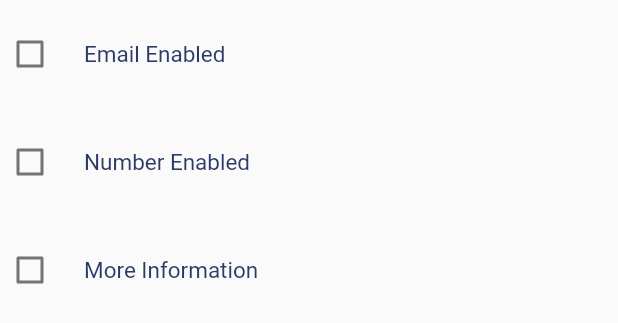
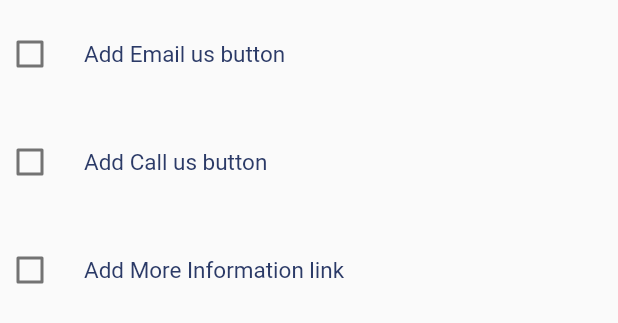
Before and after one commit to skyvaSolutions/custom_alert_dialog, a Flutter app: the ContactUs widget shown alone on an empty page, opened directly, on a phone screen of 412 x 824 dp. Shown: the top 323 px of the screen. Run offline on Flutter 3.47's test engine with Material 2 defaults, Android fonts, the phone set to English and light mode, and no system bars; our stand-ins replace flutter_colorpicker, flutter_form_builder; missing offline and left inert: form_builder_image_picker.

```diff
--- a/lib/screens/add_parameters.dart
+++ b/lib/screens/add_parameters.dart
@@ -403,13 +403,11 @@ class SizeAndColors extends StatelessWidget {
       builder: (BuildContext context) {
         return AlertDialog(
           content: SingleChildScrollView(
-            child: ColorPicker(
+            child: BlockPicker(
               pickerColor: colorPicked,
               onColorChanged: (Color color) {
                 changeColor(context, selected, color);
               },
-              showLabel: true,
-              pickerAreaHeightPercent: 0.5,
             ),
           ),
           actions: [
@@ -686,7 +684,7 @@ class ContactUs extends StatelessWidget {
         FormBuilderCheckbox(
           name: 'Email Enabled',
           title: Text(
-            'Email Enabled',
+            'Add Email us button',
             style: TextStyle(
               fontSize: 15.0,
               color: colorPrimary,
@@ -712,7 +710,7 @@ class ContactUs extends StatelessWidget {
         FormBuilderCheckbox(
           name: 'Number Enabled',
           title: Text(
-            'Number Enabled',
+            'Add Call us button',
             style: TextStyle(
               fontSize: 15.0,
               color: colorPrimary,
@@ -742,7 +740,7 @@ class ContactUs extends StatelessWidget {
         FormBuilderCheckbox(
           name: 'More Info Enabled',
           title: Text(
-            'More Information',
+            'Add More Information link',
             style: TextStyle(
               fontSize: 15.0,
               color: colorPrimary,
--- a/lib/screens/custom_dialog_box.dart
+++ b/lib/screens/custom_dialog_box.dart
@@ -279,7 +279,7 @@ class CustomDialog extends StatelessWidget {
                                     width: 10.0,
                                   ),
                                   Text(
-                                    'Email',
+                                    'Email Us',
                                     style: TextStyle(
                                       fontSize: bodyFontSize,
                                       color: bodyColor,
@@ -305,7 +305,7 @@ class CustomDialog extends StatelessWidget {
                                     width: 10.0,
                                   ),
                                   Text(
-                                    'Call',
+                                    'Call Us',
                                     style: TextStyle(
                                       fontSize: bodyFontSize,
                                       color: bodyColor,
```
Also changed, not shown: 1 other file.
